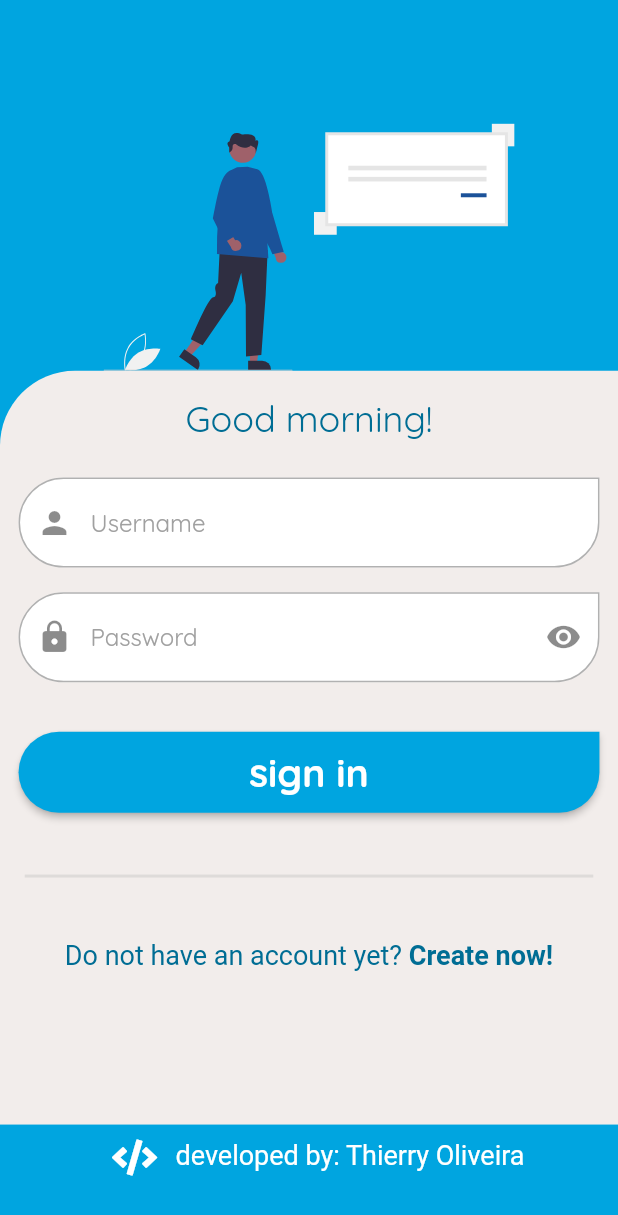
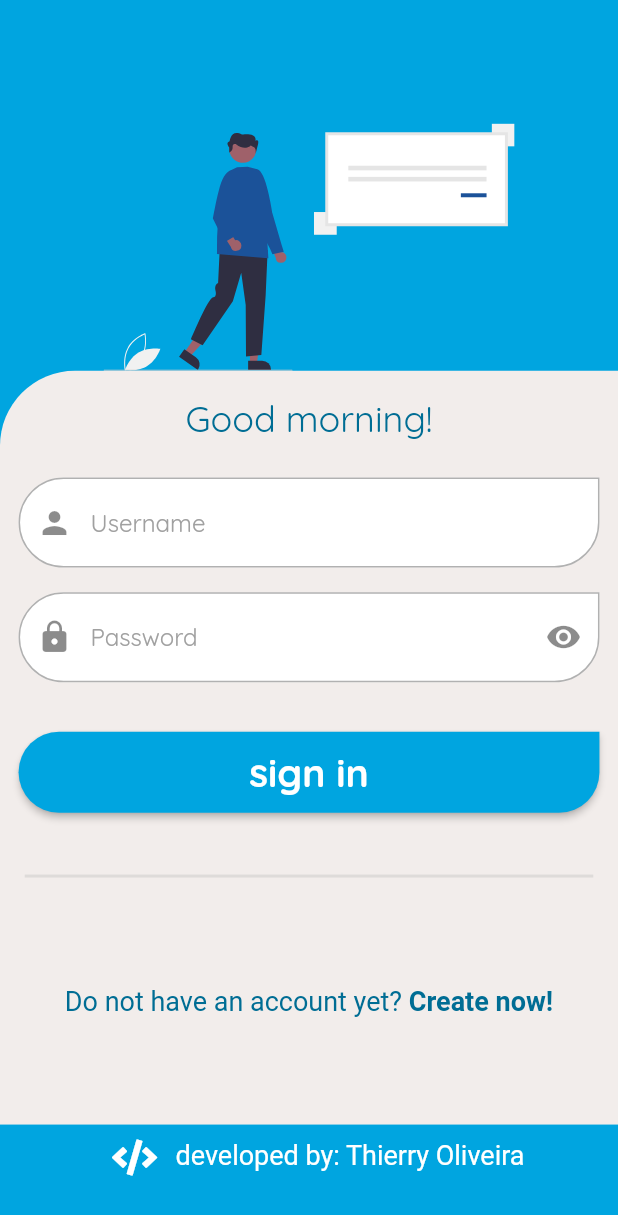
Before and after one commit to thierryoliveira/taskfy_app, a Flutter app: the SignInPage screen opened by its route, on a phone screen of 412 x 824 dp. Shown: the top 1215 px of the screen. Run offline on Flutter 3.47's test engine with Material 2 defaults, Android fonts, the phone set to English and light mode, and no system bars; our stand-ins replace dio, flutter_datetime_picker, flutter_svg, font_awesome_flutter, get, get_storage and 4 more; accounts and stored records are empty.

```diff
--- a/lib/app/modules/auth/views/signin_view.dart
+++ b/lib/app/modules/auth/views/signin_view.dart
@@ -160,10 +160,13 @@ class SignInPage extends GetView<AuthController> {
                                     width: 2,
                                     color: kLightGreyColor.withOpacity(0.3)))),
                       ),
+                      Expanded(
+                        child: Column(
+                        mainAxisAlignment: MainAxisAlignment.center,
+                        children: [
                           Container(
                               width: width,
                               alignment: Alignment.center,
-                          margin: EdgeInsets.only(top: height * 0.05),
                               child: RichText(
                                 text: TextSpan(
                                     text: 'Do not have an account yet? ',
@@ -176,7 +179,11 @@ class SignInPage extends GetView<AuthController> {
                                           recognizer: TapGestureRecognizer()
                                             ..onTap = () => Get.toNamed('/signup')),
                                     ]),
-                          ))
+                              )),
+                        ],
+                      ),
+                      ),
+
                     ],
                   ),
                 ),
--- a/lib/app/modules/task/controllers/task_controller.dart
+++ b/lib/app/modules/task/controllers/task_controller.dart
@@ -228,6 +228,8 @@ class TaskController extends GetxController {
     var parsedTaskCreatedDate = DateTime.parse(taskCreatedDate);
 
     var totalHours = parsedTaskDate.difference(parsedTaskCreatedDate).inHours;
+
+    if (totalHours <= 0) return 1.0;
     var elapsedHours = DateTime.now().difference(parsedTaskCreatedDate).inHours;
 
     double percentageDone = elapsedHours / totalHours;
```
Also changed, not shown: 1 other file. Lines whose indentation alone changed are shown as unchanged.
